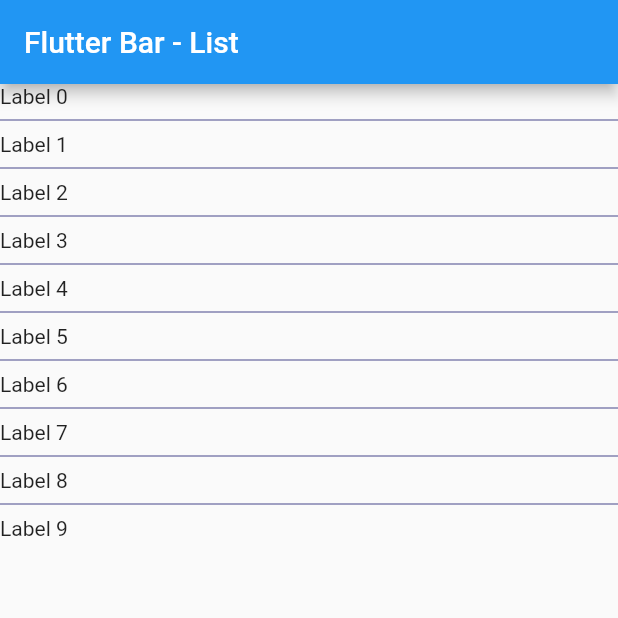
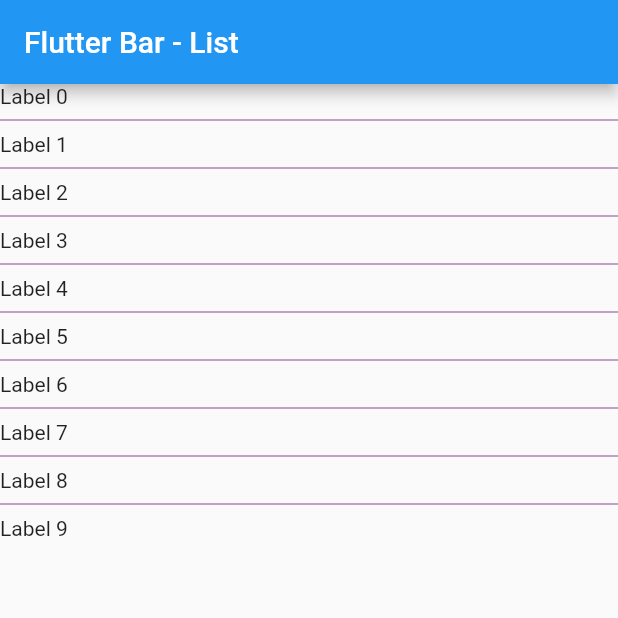
Before and after one commit to hustlebar/flutterbar, a Flutter app: the screen it shows after launch, on a phone screen of 412 x 824 dp, the top half of it. Run offline on Flutter 3.47's test engine with Material 2 defaults, Android fonts, the phone set to English and light mode, and no system bars.

Commit message:
Ritual check in

```diff
--- a/lib/layouts/list.dart
+++ b/lib/layouts/list.dart
@@ -34,7 +34,7 @@ class FlutterBarList extends StatelessWidget {
       },
       separatorBuilder: (BuildContext context, int index) {
         return Divider(
-          color: Color.fromRGBO(10, 10, 100, 0.75),
+          color: Color.fromRGBO(100, 10, 100, 0.75),
         );
       },
       itemCount: 10
```
